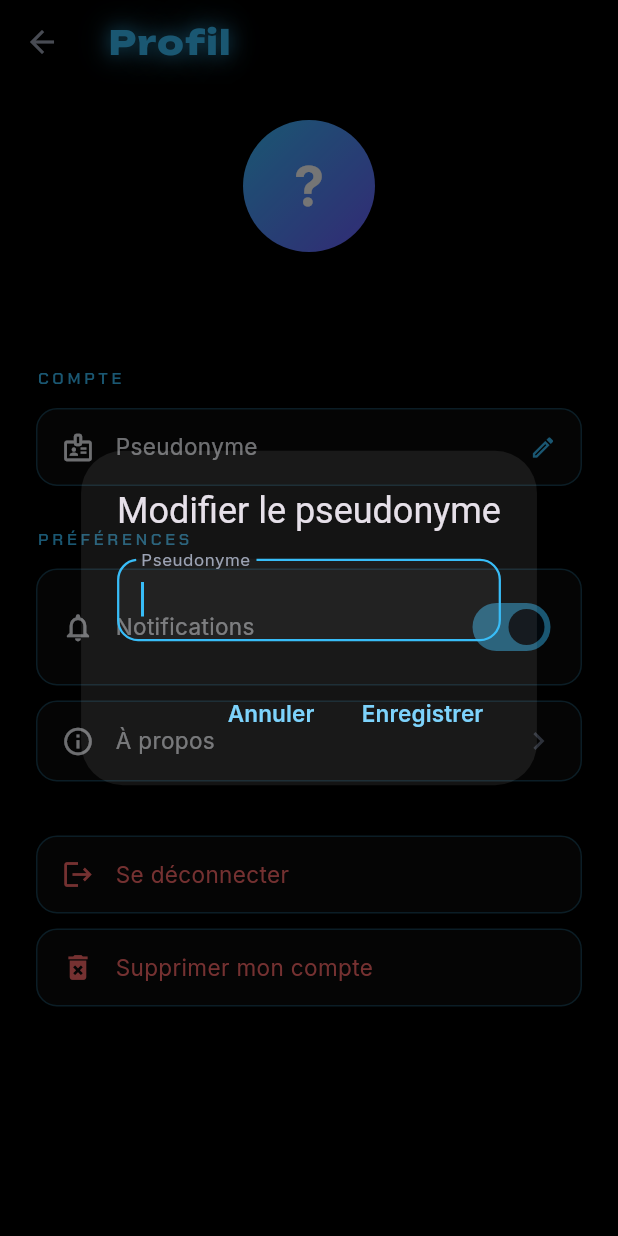
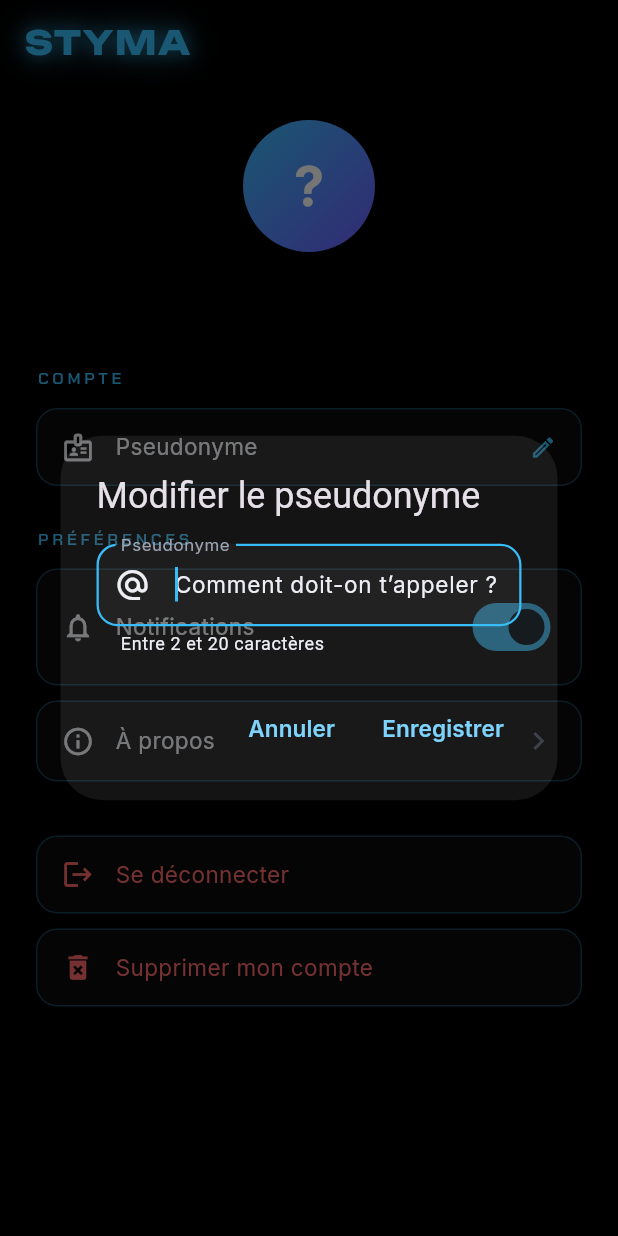
Before and after one commit to MelvinTomezak/PFE_Ynov, a Flutter app: the ProfileScreen screen opened directly, after a tap on "Pseudonyme", on a phone screen of 412 x 824 dp. Run offline on Flutter 3.47's test engine with Material 3 defaults, Android fonts, the phone set to English and light mode, and no system bars; our stand-ins replace flutter_dotenv, flutter_map, font_awesome_flutter, google_fonts, latlong2, supabase_flutter; accounts and stored records are empty.

Commit message:
fix: Résolution du problème d'affichage sur le thème et certains bouton

```diff
--- a/lib/core/utils/validators.dart
+++ b/lib/core/utils/validators.dart
@@ -13,6 +13,15 @@ class Validators {
   static final RegExp _emailRegExp = RegExp(
     r"^[a-zA-Z0-9.!#$%&'*+/=?^_`{|}~-]+@[a-zA-Z0-9](?:[a-zA-Z0-9-]{0,61}[a-zA-Z0-9])?(?:\.[a-zA-Z0-9](?:[a-zA-Z0-9-]{0,61}[a-zA-Z0-9])?)+$",
   );
+
+  /// Valide un pseudonyme affichable dans l'application.
+  static String? username(String? value) {
+    final input = value?.trim() ?? '';
+    if (input.isEmpty) return 'Le pseudonyme est requis.';
+    if (input.length < 2) return 'Utilisez au moins 2 caractères.';
+    if (input.length > 20) return 'Utilisez 20 caractères maximum.';
+    return null;
+  }
 
   /// Valide une adresse e-mail.
   static String? email(String? value) {
--- a/lib/ui/profile/view/profile_screen.dart
+++ b/lib/ui/profile/view/profile_screen.dart
@@ -2,6 +2,7 @@ import 'package:flutter/material.dart';
 import 'package:provider/provider.dart';
 
 import '../../../core/theme/app_colors.dart';
+import '../../../core/utils/validators.dart';
 import '../../../data/repositories/auth_repository.dart';
 import '../../auth/viewmodel/auth_viewmodel.dart';
 import '../../common/section_label.dart';
@@ -27,25 +28,48 @@ class _ProfileScreenState extends State<ProfileScreen> {
 
   Future<void> _editUsername() async {
     final controller = TextEditingController(text: _username);
+    final formKey = GlobalKey<FormState>();
     final result = await showDialog<String>(
       context: context,
-      builder: (ctx) => AlertDialog(
+      builder: (ctx) {
+        void save() {
+          if (formKey.currentState!.validate()) {
+            Navigator.pop(ctx, controller.text.trim());
+          }
+        }
+
+        return AlertDialog(
           backgroundColor: AppColors.surfaceAlt,
           title: const Text('Modifier le pseudonyme'),
-        content: TextField(
+          content: Form(
+            key: formKey,
+            child: TextFormField(
               controller: controller,
               autofocus: true,
-          decoration: const InputDecoration(labelText: 'Pseudonyme'),
+              maxLength: 20,
+              textInputAction: TextInputAction.done,
+              autofillHints: const [AutofillHints.username],
+              onFieldSubmitted: (_) => save(),
+              decoration: const InputDecoration(
+                labelText: 'Pseudonyme',
+                hintText: 'Comment doit-on t’appeler ?',
+                helperText: 'Entre 2 et 20 caractères',
+                prefixIcon: Icon(Icons.alternate_email),
+                counterText: '',
+              ),
+              validator: Validators.username,
+            ),
           ),
           actions: [
             TextButton(
-              onPressed: () => Navigator.pop(ctx), child: const Text('Annuler')),
-          TextButton(
-              onPressed: () => Navigator.pop(ctx, controller.text.trim()),
-              child: const Text('Enregistrer')),
+                onPressed: () => Navigator.pop(ctx),
+                child: const Text('Annuler')),
+            TextButton(onPressed: save, child: const Text('Enregistrer')),
           ],
-      ),
         );
+      },
+    );
+    controller.dispose();
 
     if (result != null && result.isNotEmpty && result != _username) {
       await _authRepo.updateUsername(result);
@@ -105,7 +129,13 @@ class _ProfileScreenState extends State<ProfileScreen> {
     final initial = _username.isNotEmpty ? _username[0].toUpperCase() : '?';
 
     return Scaffold(
-      appBar: AppBar(title: const Text('Profil')),
+      appBar: AppBar(
+        automaticallyImplyLeading: false,
+        title: GestureDetector(
+          onTap: () => Navigator.of(context).pop(),
+          child: const Text('STYMA'),
+        ),
+      ),
       body: ListView(
         padding: const EdgeInsets.all(24),
         children: [
@@ -127,8 +157,7 @@ class _ProfileScreenState extends State<ProfileScreen> {
                           color: Colors.white)),
                 ),
                 const SizedBox(height: 16),
-                Text(_username,
-                    style: Theme.of(context).textTheme.titleLarge),
+                Text(_username, style: Theme.of(context).textTheme.titleLarge),
                 if (email.isNotEmpty)
                   Text(email,
                       style: const TextStyle(
@@ -137,7 +166,6 @@ class _ProfileScreenState extends State<ProfileScreen> {
             ),
           ),
           const SizedBox(height: 36),
-
           const SectionLabel('Compte'),
           const SizedBox(height: 12),
           _SettingTile(
@@ -156,7 +184,6 @@ class _ProfileScreenState extends State<ProfileScreen> {
             ),
             onTap: _editUsername,
           ),
-
           const SizedBox(height: 28),
           const SectionLabel('Préférences'),
           const SizedBox(height: 12),
@@ -181,7 +208,6 @@ class _ProfileScreenState extends State<ProfileScreen> {
               applicationLegalese: '© 2026 STYMA',
             ),
           ),
-
           const SizedBox(height: 36),
           _SettingTile(
             icon: Icons.logout,
```
Also changed, not shown: lib/core/theme/app_theme.dart (+20 -6 lines), lib/ui/artist/view/artist_screen.dart (+12 -2 lines), lib/ui/auth/view/signup_screen.dart (+17 -11 lines). Lines whose indentation alone changed are shown as unchanged.
